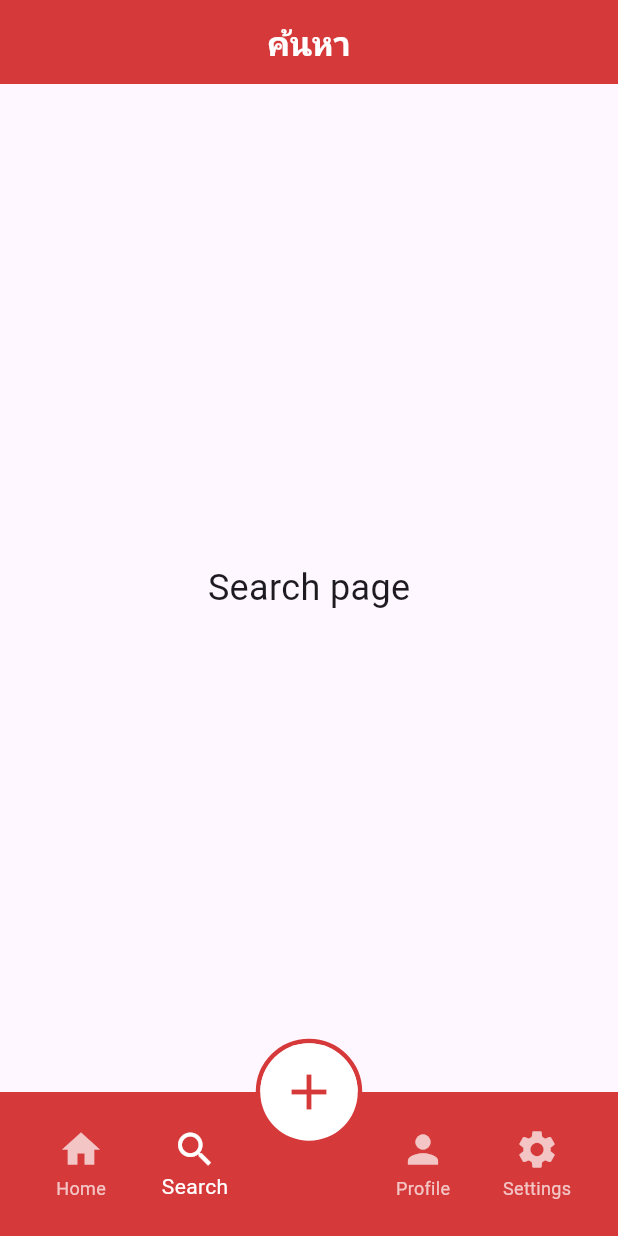
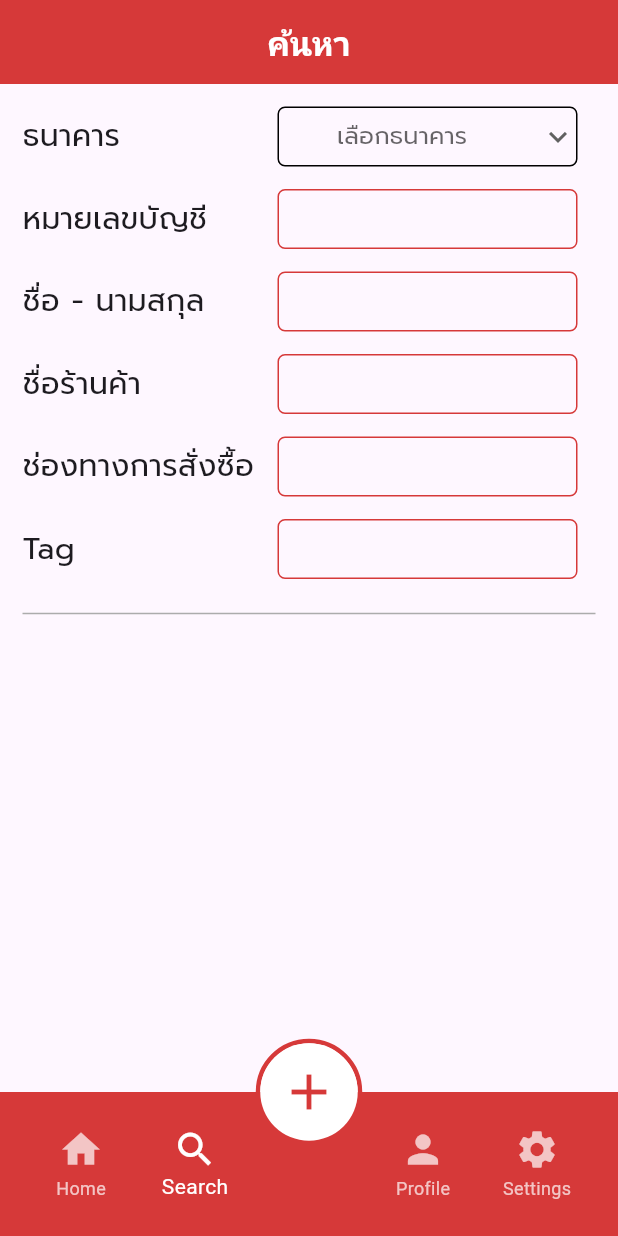
Before and after one commit to Kanyanat-Uetrakulchai/ITDS283-Sec2-Group2, a Flutter app: the screen it shows after launch, item 2 of the bottom bar chosen, on a phone screen of 412 x 824 dp. Run offline on Flutter 3.47's test engine with Material 3 defaults, Android fonts, the phone set to English and light mode, and no system bars; our stand-ins replace flutter_dotenv, typewritertext; network calls fail; project files that could hold a hidden picture were left out.

Commit message:
Update New Post Page and Search Page

```diff
--- a/ruam_mit_application/lib/pages/search_page.dart
+++ b/ruam_mit_application/lib/pages/search_page.dart
@@ -1,6 +1,19 @@
 import 'package:flutter/material.dart';
 
-class SearchPage extends StatelessWidget {
+class SearchPage extends StatefulWidget {
+  @override
+  State<SearchPage> createState() => _SearchPageState();
+}
+
+class _SearchPageState extends State<SearchPage> {
+  String? _selectedvalue;
+
+  final TextEditingController _accountNumberController = TextEditingController();
+  final TextEditingController _nameController = TextEditingController();
+  final TextEditingController _shopNameController = TextEditingController();
+  final TextEditingController _orderChannelController = TextEditingController();
+  final TextEditingController _tagController = TextEditingController();
+
   @override
   Widget build(BuildContext context) {
     return Scaffold(
@@ -19,7 +32,144 @@ class SearchPage extends StatelessWidget {
         ),
         backgroundColor: const Color(0xffD63939),
       ),
-      body: Center(child: Text('Search page', style: TextStyle(fontSize: 24))),
+      body: Container(
+        margin: EdgeInsets.fromLTRB(15, 15, 15, 10),
+        child: Column(
+          children: [
+            bankDropdown(),
+            SizedBox(height: 15),
+            buildTextFieldRow('หมายเลขบัญชี', _accountNumberController),
+            SizedBox(height: 15),
+            buildTextFieldRow('ชื่อ - นามสกุล', _nameController),
+            SizedBox(height: 15),
+            buildTextFieldRow('ชื่อร้านค้า', _shopNameController),
+            SizedBox(height: 15),
+            buildTextFieldRow('ช่องทางการสั่งซื้อ', _orderChannelController),
+            SizedBox(height: 15),
+            buildTextFieldRow('Tag', _tagController),
+            SizedBox(height: 15),
+            Divider(color: Color(0xFFACACAC)),
+            SizedBox(height: 15),
+          ],
+        ),
+      ),
     );
   }
+
+  Row buildTextFieldRow(String label, TextEditingController controller) {
+    return Row(
+      children: [
+        Container(
+          width: 160, // Fixed width for labels
+          child: Text(
+            label,
+            style: TextStyle(
+              fontFamily: 'Prompt',
+              fontSize: 20,
+            ),
+          ),
+        ),
+        SizedBox(width: 10),
+        Container(
+          width: 200, // Fixed width for text fields
+          height: 40,
+          decoration: BoxDecoration(
+            border: Border.all(color: Color(0xFFD63939)),
+            borderRadius: BorderRadius.circular(5),
+          ),
+          child: TextField(
+            controller: controller,
+            decoration: InputDecoration(
+              contentPadding: EdgeInsets.symmetric(horizontal: 10),
+              border: InputBorder.none,
+            ),
+            style: TextStyle(
+              fontFamily: 'Prompt',
+              fontSize: 16,
+            ),
+          ),
+        ),
+      ],
+    );
+  }
+
+  Row bankDropdown() {
+    return Row(
+      children: [
+        Container(
+          width: 160, // Same width as other labels
+          child: Text(
+            'ธนาคาร',
+            style: TextStyle(
+              fontFamily: 'Prompt',
+              fontSize: 20,
+            ),
+          ),
+        ),
+        SizedBox(width: 10),
+        Container(
+          width: 200, // Same width as other fields
+          height: 40,
+          decoration: BoxDecoration(
+            borderRadius: BorderRadius.circular(5.0),
+            border: Border.all(),
+          ),
+          child: DropdownButtonHideUnderline(
+            child: DropdownButton<String>(
+              isExpanded: true,
+              icon: Padding(
+                padding: EdgeInsets.only(left: 10),
+                child: Icon(Icons.keyboard_arrow_down),
+              ),
+              iconSize: 24,
+              items: [
+                'ธนาคารกสิกรไทย',
+                'ธนาคารกรุงไทย',
+                'ธนาคารไทยพาณิชย์',
+                'ธนาคารกรุงเทพ'
+              ].map<DropdownMenuItem<String>>((String value) {
+                return DropdownMenuItem<String>(
+                  value: value,
+                  child: Center(
+                    child: Text(
+                      value,
+                      style: TextStyle(
+                        fontFamily: 'Prompt',
+                        fontSize: 16,
+                      ),
+                    ),
+                  ),
+                );
+              }).toList(),
+              onChanged: (String? newValue) {
+                setState(() {
+                  _selectedvalue = newValue;
+                });
+              },
+              hint: Center(
+                child: Text(
+                  'เลือกธนาคาร',
+                  style: TextStyle(
+                    fontFamily: 'Prompt',
+                    fontSize: 16,
+                  ),
+                ),
+              ),
+              value: _selectedvalue,
+            ),
+          ),
+        ),
+      ],
+    );
+  }
+
+  @override
+  void dispose() {
+    _accountNumberController.dispose();
+    _nameController.dispose();
+    _shopNameController.dispose();
+    _orderChannelController.dispose();
+    _tagController.dispose();
+    super.dispose();
+  }
 }
```
Also changed, not shown: ruam_mit_application/lib/pages/newPost_page.dart (+94 -66 lines), 1 other file.
